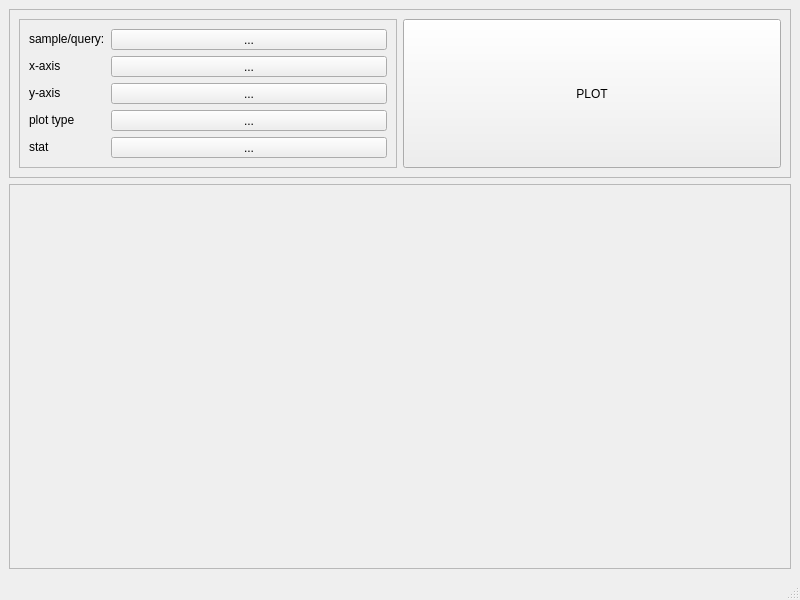
The window that plot_view.ui (usc-psychsim/psychsim-eval-gui) describes before a commit, drawn with Qt 5.
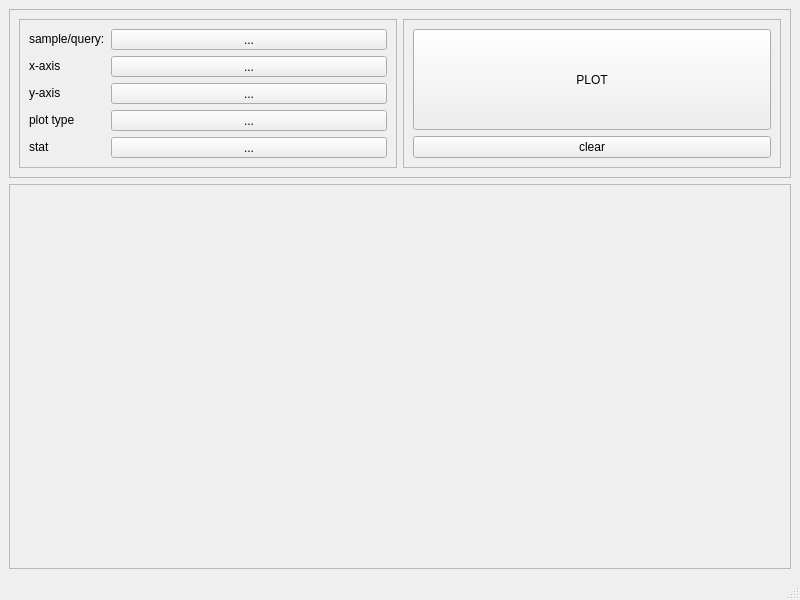
The same window after the commit.

The edit to the form file:
```diff
--- a/plot_view.ui
+++ b/plot_view.ui
@@ -167,6 +167,15 @@
         </widget>
        </item>
        <item>
+        <widget class="QFrame" name="frame_3">
+         <property name="frameShape">
+          <enum>QFrame::StyledPanel</enum>
+         </property>
+         <property name="frameShadow">
+          <enum>QFrame::Raised</enum>
+         </property>
+         <layout class="QVBoxLayout" name="verticalLayout_2">
+          <item>
         <widget class="QPushButton" name="plot_button">
          <property name="sizePolicy">
           <sizepolicy hsizetype="Minimum" vsizetype="Preferred">
@@ -177,6 +186,16 @@
          <property name="text">
           <string>PLOT</string>
          </property>
+           </widget>
+          </item>
+          <item>
+           <widget class="QPushButton" name="clear_plot_button">
+            <property name="text">
+             <string>clear</string>
+            </property>
+           </widget>
+          </item>
+         </layout>
         </widget>
        </item>
       </layout>
```
Lines whose indentation alone changed are shown as unchanged.
